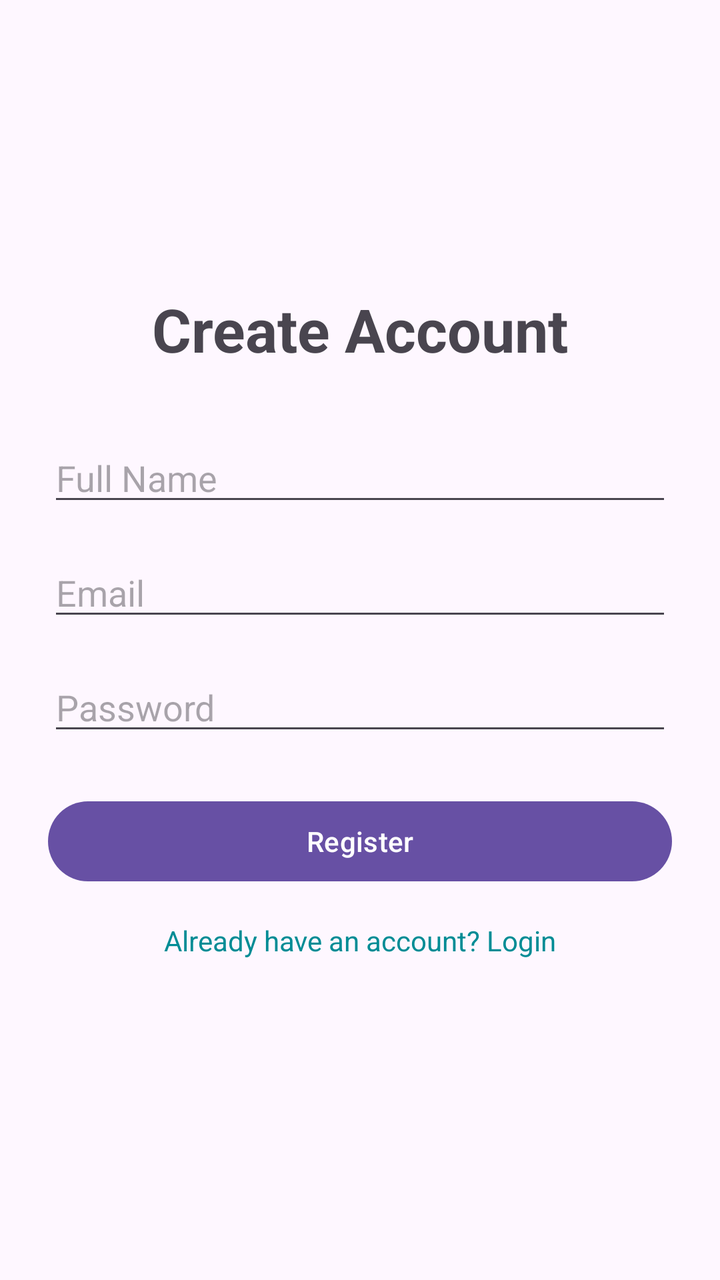
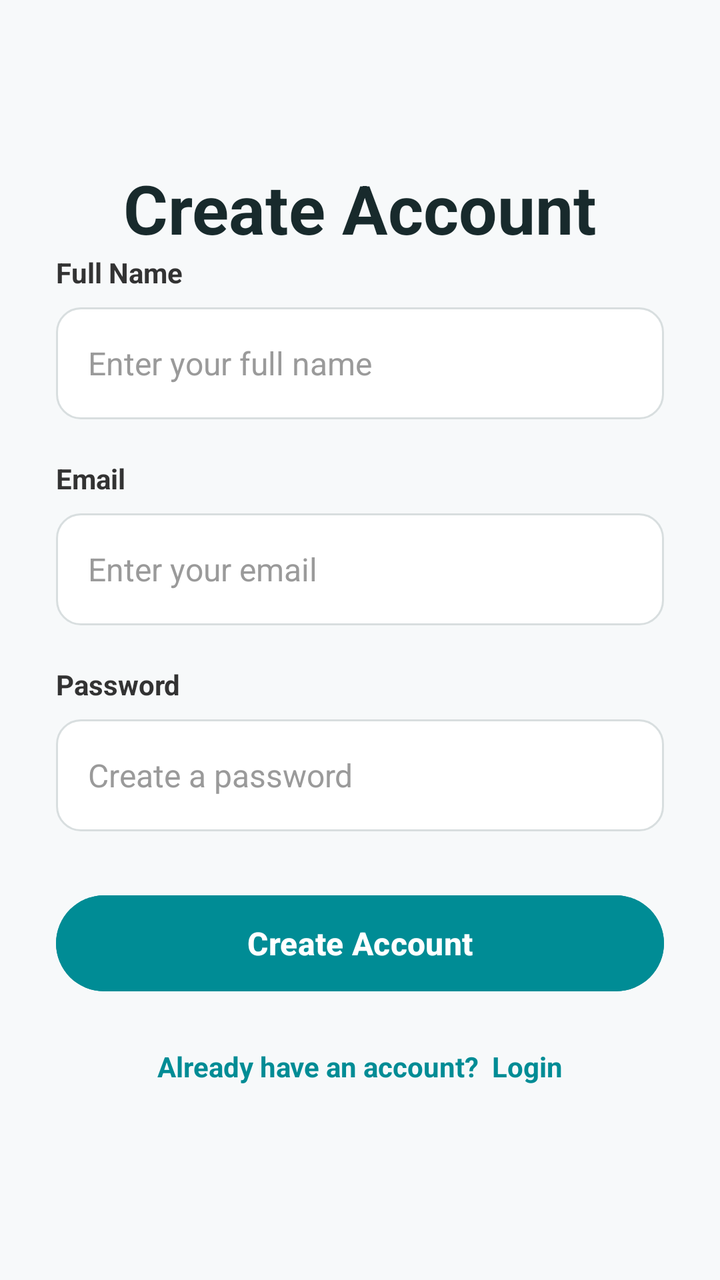

Before-and-after screenshots of an Android layout around one commit, followed by the original layout XML and the change that was made.
<!-- AndroidManifest.xml: application theme Theme.Pocketbook_ExpenseTracker -->
<!-- res/layout/fragment_register.xml -->
<?xml version="1.0" encoding="utf-8"?>
<LinearLayout
    xmlns:android="http://schemas.android.com/apk/res/android"
    xmlns:tools="http://schemas.android.com/tools"
    android:layout_width="match_parent"
    android:layout_height="match_parent"
    android:orientation="vertical"
    android:gravity="center"
    android:padding="24dp"
    tools:context=".home.RegisterFragment">

    <TextView
        android:id="@+id/tvTitle"
        android:layout_width="match_parent"
        android:layout_height="wrap_content"
        android:text="Create Account"
        android:textSize="30sp"
        android:textStyle="bold"
        android:gravity="center"
        android:layout_marginBottom="32dp" />

    <EditText
        android:id="@+id/etName"
        android:layout_width="match_parent"
        android:layout_height="wrap_content"
        android:hint="Full Name"
        android:inputType="textPersonName" />

    <EditText
        android:id="@+id/etEmail"
        android:layout_width="match_parent"
        android:layout_height="wrap_content"
        android:hint="Email"
        android:inputType="textEmailAddress"
        android:layout_marginTop="16dp" />

    <EditText
        android:id="@+id/etPassword"
        android:layout_width="match_parent"
        android:layout_height="wrap_content"
        android:hint="Password"
        android:inputType="textPassword"
        android:layout_marginTop="16dp" />

    <Button
        android:id="@+id/btnRegister"
        android:layout_width="match_parent"
        android:layout_height="wrap_content"
        android:text="Register"
        android:layout_marginTop="24dp" />

    <TextView
        android:id="@+id/tvLogin"
        android:layout_width="match_parent"
        android:layout_height="wrap_content"
        android:text="Already have an account? Login"
        android:gravity="center"
        android:textColor="#008C95"
        android:padding="16dp" />

</LinearLayout>
<!-- resources referenced by this layout -->
<resources>
  <style name="Theme.Pocketbook_ExpenseTracker" parent="Base.Theme.Pocketbook_ExpenseTracker" />
  <style name="Base.Theme.Pocketbook_ExpenseTracker" parent="Theme.Material3.DayNight.NoActionBar">
          
          
      </style>
</resources>

<!-- the commit's change to res/layout/fragment_register.xml (unified diff, before → after) -->
@@ -1,61 +1,129 @@
 <?xml version="1.0" encoding="utf-8"?>
-<LinearLayout
+<ScrollView
     xmlns:android="http://schemas.android.com/apk/res/android"
     xmlns:tools="http://schemas.android.com/tools"
     android:layout_width="match_parent"
     android:layout_height="match_parent"
-    android:orientation="vertical"
-    android:gravity="center"
-    android:padding="24dp"
+    android:fillViewport="true"
+    android:background="#F7F9FA"
     tools:context=".home.RegisterFragment">
 
-    <TextView
-        android:id="@+id/tvTitle"
+    <LinearLayout
         android:layout_width="match_parent"
-        android:layout_height="wrap_content"
-        android:text="Create Account"
-        android:textSize="30sp"
-        android:textStyle="bold"
+        android:layout_height="match_parent"
+        android:orientation="vertical"
         android:gravity="center"
-        android:layout_marginBottom="32dp" />
+        android:paddingStart="28dp"
+        android:paddingEnd="28dp"
+        android:paddingTop="32dp"
+        android:paddingBottom="32dp">
 
-    <EditText
-        android:id="@+id/etName"
-        android:layout_width="match_parent"
-        android:layout_height="wrap_content"
-        android:hint="Full Name"
-        android:inputType="textPersonName" />
+        <TextView
+            android:id="@+id/tvTitle"
+            android:layout_width="match_parent"
+            android:layout_height="wrap_content"
+            android:text="Create Account"
+            android:textSize="34sp"
+            android:textStyle="bold"
+            android:textColor="#182A2C"
+            android:gravity="center" />
 
-    <EditText
-        android:id="@+id/etEmail"
-        android:layout_width="match_parent"
-        android:layout_height="wrap_content"
-        android:hint="Email"
-        android:inputType="textEmailAddress"
-        android:layout_marginTop="16dp" />
 
-    <EditText
-        android:id="@+id/etPassword"
-        android:layout_width="match_parent"
-        android:layout_height="wrap_content"
-        android:hint="Password"
-        android:inputType="textPassword"
-        android:layout_marginTop="16dp" />
+        <TextView
+            android:layout_width="match_parent"
+            android:layout_height="wrap_content"
+            android:text="Full Name"
+            android:textSize="14sp"
+            android:textStyle="bold"
+            android:textColor="#333333"
+            android:layout_marginBottom="8dp" />
 
-    <Button
-        android:id="@+id/btnRegister"
-        android:layout_width="match_parent"
-        android:layout_height="wrap_content"
-        android:text="Register"
-        android:layout_marginTop="24dp" />
+        <EditText
+            android:id="@+id/etName"
+            android:layout_width="match_parent"
+            android:layout_height="56dp"
+            android:hint="Enter your full name"
+            android:inputType="textPersonName"
+            android:textSize="16sp"
+            android:textColor="#222222"
+            android:textColorHint="#9A9A9A"
+            android:background="@drawable/bg_input"
+            android:paddingStart="16dp"
+            android:paddingEnd="16dp"
+            android:maxLines="1" />
 
-    <TextView
-        android:id="@+id/tvLogin"
-        android:layout_width="match_parent"
-        android:layout_height="wrap_content"
-        android:text="Already have an account? Login"
-        android:gravity="center"
-        android:textColor="#008C95"
-        android:padding="16dp" />
+        <TextView
+            android:layout_width="match_parent"
+            android:layout_height="wrap_content"
+            android:text="Email"
+            android:textSize="14sp"
+            android:textStyle="bold"
+            android:textColor="#333333"
+            android:layout_marginTop="20dp"
+            android:layout_marginBottom="8dp" />
 
-</LinearLayout>
+        <EditText
+            android:id="@+id/etEmail"
+            android:layout_width="match_parent"
+            android:layout_height="56dp"
+            android:hint="Enter your email"
+            android:inputType="textEmailAddress"
+            android:textSize="16sp"
+            android:textColor="#222222"
+            android:textColorHint="#9A9A9A"
+            android:background="@drawable/bg_input"
+            android:paddingStart="16dp"
+            android:paddingEnd="16dp"
+            android:maxLines="1" />
+
+        <TextView
+            android:layout_width="match_parent"
+            android:layout_height="wrap_content"
+            android:text="Password"
+            android:textSize="14sp"
+            android:textStyle="bold"
+            android:textColor="#333333"
+            android:layout_marginTop="20dp"
+            android:layout_marginBottom="8dp" />
+
+        <EditText
+            android:id="@+id/etPassword"
+            android:layout_width="match_parent"
+            android:layout_height="56dp"
+            android:hint="Create a password"
+            android:inputType="textPassword"
+            android:textSize="16sp"
+            android:textColor="#222222"
+            android:textColorHint="#9A9A9A"
+            android:background="@drawable/bg_input"
+            android:paddingStart="16dp"
+            android:paddingEnd="16dp"
+            android:maxLines="1" />
+
+        <Button
+            android:id="@+id/btnRegister"
+            android:layout_width="match_parent"
+            android:layout_height="56dp"
+            android:text="Create Account"
+            android:textSize="16sp"
+            android:textStyle="bold"
+            android:textColor="#FFFFFF"
+            android:textAllCaps="false"
+            android:backgroundTint="#008C95"
+            android:layout_marginTop="28dp" />
+
+        <TextView
+            android:id="@+id/tvLogin"
+            android:layout_width="match_parent"
+            android:layout_height="wrap_content"
+            android:text="Already have an account?  Login"
+            android:textSize="14sp"
+            android:textStyle="bold"
+            android:textColor="#008C95"
+            android:gravity="center"
+            android:padding="16dp"
+            android:layout_marginTop="8dp" />
+
+    </LinearLayout>
+
+</ScrollView>
<!-- resource entries referenced after the edit -->
@@ -1,5 +1,25 @@
 <!-- resources referenced by this layout -->
 <resources>
+  <!-- drawable bg_input (drawable) -->
+  <?xml version="1.0" encoding="utf-8"?>
+  <shape xmlns:android="http://schemas.android.com/apk/res/android"
+      android:shape="rectangle">
+  
+      <solid android:color="#FFFFFF" />
+  
+      <stroke
+          android:width="1dp"
+          android:color="#D8DEDF" />
+  
+      <corners android:radius="12dp" />
+  
+      <padding
+          android:left="4dp"
+          android:top="4dp"
+          android:right="4dp"
+          android:bottom="4dp" />
+  
+  </shape>
   <style name="Theme.Pocketbook_ExpenseTracker" parent="Base.Theme.Pocketbook_ExpenseTracker" />
   <style name="Base.Theme.Pocketbook_ExpenseTracker" parent="Theme.Material3.DayNight.NoActionBar">
           
